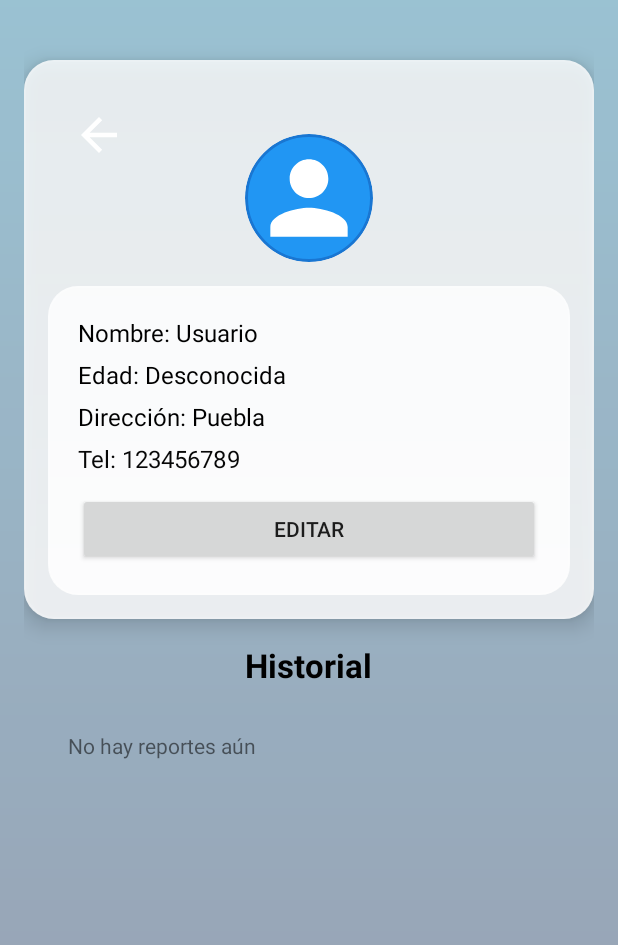
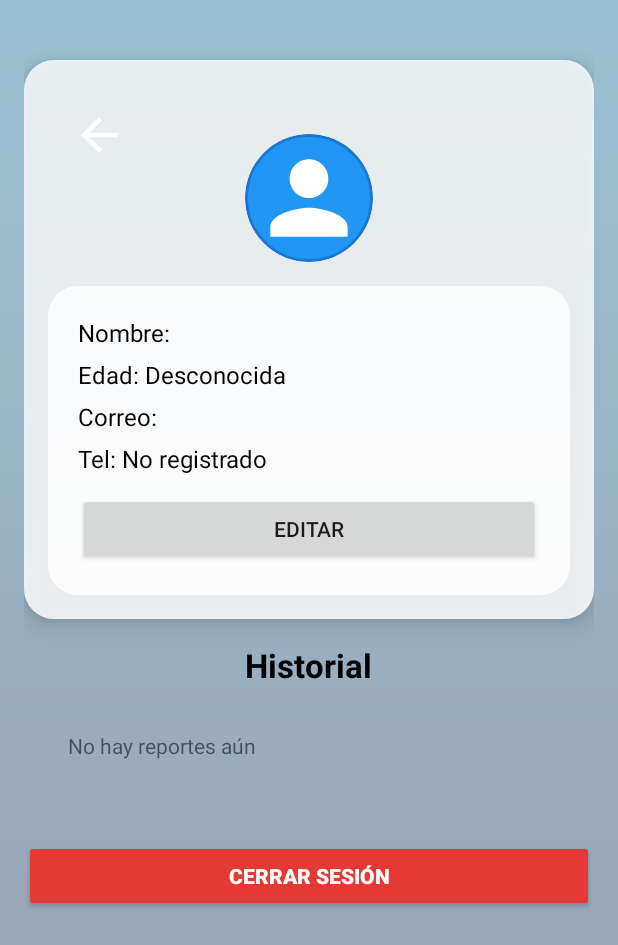
Before and after one commit to Robert2973/Proyecto_I-D, an Android app built with Jetpack Compose: the PerfilActivity screen opened directly, with no data from a screen before it, on a phone screen of 412 x 824 dp. Shown: the top 945 px of the screen. Run offline under Robolectric (Android 15) with nearby library versions, the phone set to English and light mode, and no system bars; our stand-ins replace Firebase (no records; nobody signed in at launch, a user with empty details on screens opened directly); pictures from the network do not load.

Commit message:
Cambios de google, información del perfil y hacia la main activity - Hechos Por Max

```diff
--- a/app/build.gradle.kts
+++ b/app/build.gradle.kts
@@ -69,6 +69,7 @@ dependencies {
     implementation("com.google.firebase:firebase-analytics-ktx")
     implementation("com.google.firebase:firebase-auth-ktx")
     implementation("com.google.android.gms:play-services-auth:20.7.0")
+    implementation("com.github.bumptech.glide:glide:4.16.0")
 
     // --- Room ---
 
--- a/app/src/main/java/com/example/buap/DatabaseHelper.kt
+++ b/app/src/main/java/com/example/buap/DatabaseHelper.kt
@@ -171,5 +171,40 @@ class DatabaseHelper(context: Context) :
 
         db.update(TABLE_USUARIO, cv, null, null)
     }
+    fun limpiarUsuario() {
+        val db = writableDatabase
+        db.delete("usuario", null, null)
+    }
+
+    fun eliminarUsuario() {
+        val db = writableDatabase
+        db.delete("usuario", null, null)
+        db.close()
+    }
+
+    fun registrarUsuarioDesdeGoogle(nombre: String, correo: String, imagen: String?) {
+        val db = writableDatabase
+
+        // Si ya existe un usuario, se actualiza
+        val cursor = db.rawQuery("SELECT COUNT(*) FROM usuario", null)
+        cursor.moveToFirst()
+        val existe = cursor.getInt(0) > 0
+        cursor.close()
+
+        val cv = ContentValues().apply {
+            put("nombre", nombre)
+            put("edad", "Desconocida")
+            put("direccion", correo)
+            put("telefono", "No registrado")
+            put("imagen", imagen ?: "")
+        }
+
+        if (existe) {
+            db.update("usuario", cv, null, null)
+        } else {
+            db.insert("usuario", null, cv)
+        }
+    }
+
 
 }
--- a/app/src/main/java/com/example/buap/PerfilActivity.kt
+++ b/app/src/main/java/com/example/buap/PerfilActivity.kt
@@ -1,6 +1,7 @@
 package com.example.buap
 
 import android.app.Activity
+import android.app.AlertDialog
 import android.content.Intent
 import android.net.Uri
 import android.os.Bundle
@@ -9,6 +10,8 @@ import android.widget.*
 import androidx.appcompat.app.AppCompatActivity
 import java.io.File
 import java.io.FileOutputStream
+import com.google.firebase.auth.FirebaseAuth
+import com.bumptech.glide.Glide
 
 class PerfilActivity : AppCompatActivity() {
 
@@ -74,7 +77,57 @@ class PerfilActivity : AppCompatActivity() {
 
         cargarDatosUsuario()
         cargarHistorial()
+
+        val btnCerrarSesion = findViewById<Button>(R.id.btnCerrarSesion)
+        btnCerrarSesion.setOnClickListener {
+            mostrarDialogoCerrarSesion()
         }
+
+    }
+
+    private fun mostrarDialogoCerrarSesion() {
+        val builder = AlertDialog.Builder(this)
+        builder.setTitle("Cerrar sesión")
+        builder.setMessage("¿Estás seguro de que quieres cerrar sesión?")
+
+        builder.setPositiveButton("Sí, salir") { dialog, _ ->
+            // Cerrar sesión de Firebase
+            FirebaseAuth.getInstance().signOut()
+
+            // Cerrar sesión de Google (si es el caso)
+            val googleSignInClient = com.google.android.gms.auth.api.signin.GoogleSignIn.getClient(
+                this,
+                com.google.android.gms.auth.api.signin.GoogleSignInOptions.Builder(
+                    com.google.android.gms.auth.api.signin.GoogleSignInOptions.DEFAULT_SIGN_IN
+                ).build()
+            )
+            googleSignInClient.signOut()
+
+            // 🔹 Eliminar los datos del usuario local
+            val dbHelper = DatabaseHelper(this)
+            dbHelper.limpiarUsuario()
+
+            // 🔹 Redirigir al login y limpiar el back stack
+            val intent = Intent(this, LoginActivity::class.java)
+            intent.flags = Intent.FLAG_ACTIVITY_NEW_TASK or Intent.FLAG_ACTIVITY_CLEAR_TASK
+            startActivity(intent)
+            finish()
+        }
+
+        builder.setNegativeButton("Cancelar") { dialog, _ ->
+            dialog.dismiss()
+        }
+
+        val dialog = builder.create()
+        dialog.show()
+
+        // Personalización opcional de los botones
+        dialog.getButton(AlertDialog.BUTTON_POSITIVE)
+            .setTextColor(resources.getColor(android.R.color.holo_red_dark))
+        dialog.getButton(AlertDialog.BUTTON_NEGATIVE)
+            .setTextColor(resources.getColor(android.R.color.darker_gray))
+    }
+
 
     private fun activarEdicion(habilitar: Boolean) {
         editMode = habilitar
@@ -114,7 +167,7 @@ class PerfilActivity : AppCompatActivity() {
             etEdad.text.toString(),
             etDireccion.text.toString(),
             etTelefono.text.toString(),
-            imagePath // ✅ ahora guardamos la ruta absoluta
+            imagePath // ✅ ruta o URL según caso
         )
 
         // 🔹 Reconvertir los campos a TextView
@@ -134,6 +187,34 @@ class PerfilActivity : AppCompatActivity() {
     }
 
     private fun cargarDatosUsuario() {
+
+        val auth = com.google.firebase.auth.FirebaseAuth.getInstance()
+        val user = auth.currentUser
+
+        if (user != null) {
+            val nombre = user.displayName ?: "Usuario Google"
+            val correo = user.email ?: "Sin correo"
+            val foto = user.photoUrl?.toString()
+
+            dbHelper.limpiarUsuario()
+
+            dbHelper.registrarUsuarioDesdeGoogle(nombre, correo, foto)
+
+            tvNombre.text = "Nombre: $nombre"
+            tvEdad.text = "Edad: Desconocida"
+            tvDireccion.text = "Correo: $correo"
+            tvTelefono.text = "Tel: No registrado"
+
+            // ✅ Guardar en variable global para cargar en Main luego
+            imagePath = foto
+
+            Glide.with(this)
+                .load(foto)
+                .placeholder(R.drawable.ic_user)
+                .into(imgPerfil)
+
+        } else {
+            // Si no hay sesión de Google, cargar datos locales
             val usuario = dbHelper.getUsuario()
             tvNombre.text = "Nombre: ${usuario.nombre}"
             tvEdad.text = "Edad: ${usuario.edad}"
@@ -144,10 +225,12 @@ class PerfilActivity : AppCompatActivity() {
                 val archivo = File(usuario.imagen)
                 if (archivo.exists()) {
                     imgPerfil.setImageURI(Uri.fromFile(archivo))
-                imagePath = usuario.imagen // ✅ mantener ruta actual para futuras ediciones
+                    imagePath = usuario.imagen
                 }
             }
         }
+    }
+
 
     private fun cargarHistorial() {
         layoutHistorial.removeAllViews()
--- a/app/src/main/res/layout/activity_perfil.xml
+++ b/app/src/main/res/layout/activity_perfil.xml
@@ -20,8 +20,6 @@
             android:elevation="8dp"
             android:padding="16dp">
 
-            <!-- Flecha de regreso -->
-
             <ImageView
                 android:id="@+id/btnBack"
                 android:layout_width="36dp"
@@ -33,7 +31,6 @@
                 android:src="@drawable/ic_back_white"
                 android:textColor="#000000" />
 
-            <!-- Imagen perfil circular con sombra -->
             <ImageView
                 android:id="@+id/imgPerfil"
                 android:layout_width="85dp"
@@ -48,8 +45,6 @@
                 android:src="@drawable/ic_user"
                 android:contentDescription="Imagen de perfil" />
 
-
-            <!-- Datos usuario dentro de tarjeta cristalina -->
             <LinearLayout
                 android:id="@+id/datosUsuario"
                 android:layout_width="match_parent"
@@ -95,7 +90,6 @@
                     android:textColor="#070707"
                     android:textSize="16sp" />
 
-                <!-- Botón editar -->
                 <Button
                     android:id="@+id/btnEditar"
                     android:layout_width="match_parent"
@@ -105,7 +99,6 @@
             </LinearLayout>
         </RelativeLayout>
 
-        <!-- Historial -->
         <TextView
             android:id="@+id/tvHistorial"
             android:layout_width="wrap_content"
@@ -118,7 +111,6 @@
             android:layout_marginTop="16dp"
             android:layout_centerHorizontal="true" />
 
-        <!-- Lista Historial con tarjetas cristalinas -->
         <LinearLayout
             android:id="@+id/layoutHistorial"
             android:layout_width="match_parent"
@@ -127,7 +119,6 @@
             android:orientation="vertical"
             android:padding="16dp">
 
-            <!-- Ejemplo de tarjeta de reporte -->
             <TextView
                 android:layout_width="match_parent"
                 android:layout_height="wrap_content"
@@ -159,14 +150,18 @@
                 android:elevation="4dp" />
         </LinearLayout>
 
-        <!-- Botones sociales -->
-        <LinearLayout
-            android:id="@+id/socialButtons"
+        <!-- Botón cerrar sesión fijo al final -->
+        <Button
+            android:id="@+id/btnCerrarSesion"
             android:layout_width="match_parent"
             android:layout_height="wrap_content"
+            android:text="Cerrar sesión"
+            android:textColor="#FFFFFF"
+            android:textStyle="bold"
+            android:backgroundTint="#E53935"
             android:layout_below="@id/layoutHistorial"
-            android:orientation="horizontal"
-            android:gravity="center"
-            android:padding="16dp" />
+            android:layout_marginTop="24dp"
+            android:layout_marginBottom="24dp" />
     </RelativeLayout>
+
 </ScrollView>
```
Also changed, not shown: app/src/main/java/com/example/buap/MainActivity.kt (+30 -5 lines), 1 other file. Lines whose indentation alone changed are shown as unchanged.
